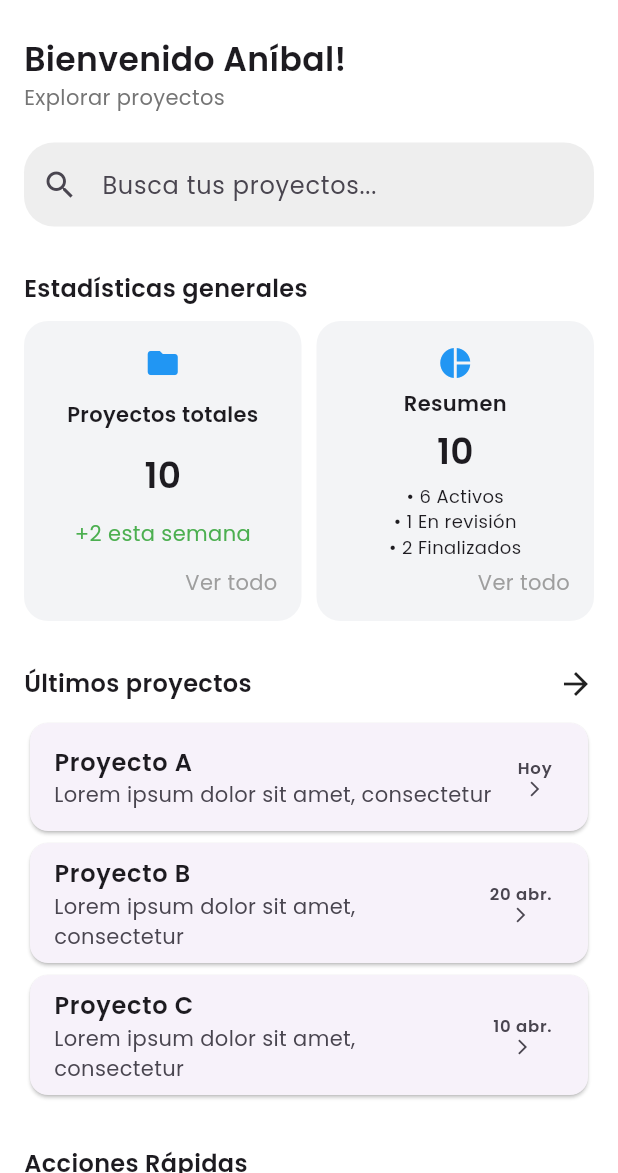
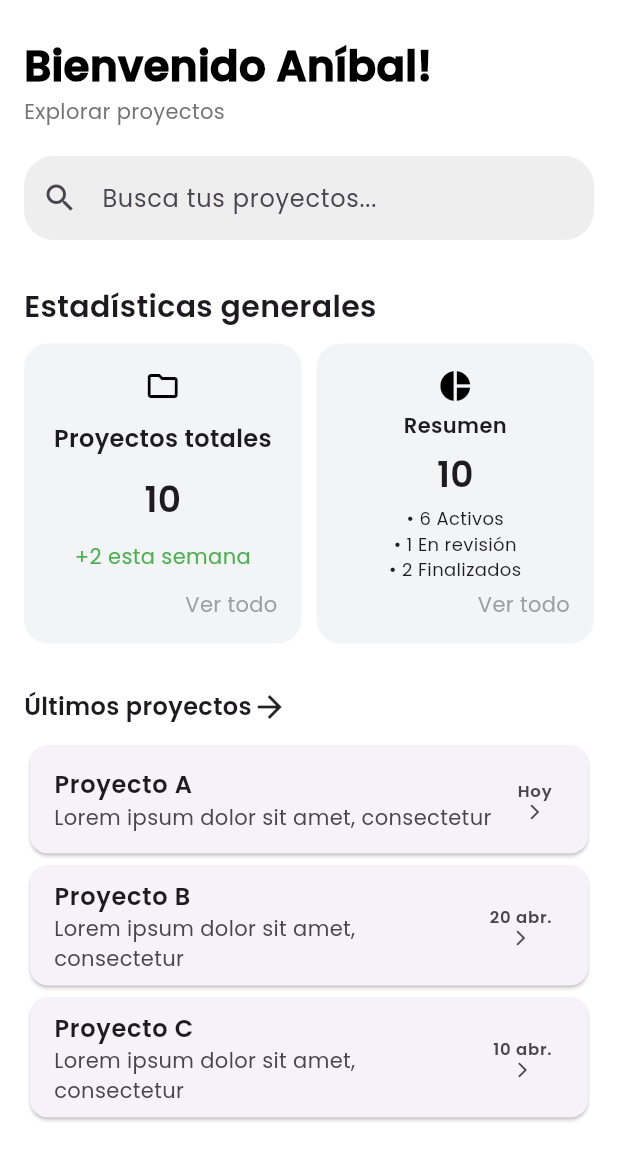
Before and after one commit to AlvaroAceval16/banco_de_proyectos, a Flutter app: the screen it shows after launch, on a phone screen of 412 x 824 dp, the part 63-1236 px from its top. Run offline on Flutter 3.47's test engine with Material 3 defaults, Android fonts, the light colour scheme and no system bars; our stand-ins replace google_fonts.

Commit message:
Ajustar estilos de texto y cambiar la pantalla de inicio a FormularioEmpresa

```diff
--- a/lib/consts/text_styles.dart
+++ b/lib/consts/text_styles.dart
@@ -1,7 +1,7 @@
 import 'package:flutter/material.dart';
 
 final titleStyle = TextStyle(
-  fontSize: 32,
+  fontSize: 28,
   fontWeight: FontWeight.w900,
   color: Colors.black,
 );
--- a/lib/pages/Dashboard_page.dart
+++ b/lib/pages/Dashboard_page.dart
@@ -1,3 +1,4 @@
+import 'package:banco_de_proyectos/consts/text_styles.dart';
 import 'package:flutter/material.dart';
 
 class DashboardScreen extends StatelessWidget {
@@ -31,11 +32,8 @@ class DashboardScreen extends StatelessWidget {
           children: [
             Text(
               "Bienvenido Aníbal!",
-              style: TextStyle(
-                fontSize: 22,
-                fontWeight: FontWeight.bold,
-                fontFamily: 'Poppins',
-              ),
+              style: titleStyle
+
             ),
             Text(
               "Explorar proyectos",
@@ -58,21 +56,21 @@ class DashboardScreen extends StatelessWidget {
               "Estadísticas generales",
               style: TextStyle(
                 fontWeight: FontWeight.bold,
-                fontSize: 16,
+                fontSize: 20,
                 fontFamily: 'Poppins',
               ),
             ),
             SizedBox(height: 10),
             Row(
               children: [
-                _statsCard(Icons.folder, "Proyectos totales", "10", "+2 esta semana"),
+                _statsCard(Icons.folder_outlined, "Proyectos totales", "10", "+2 esta semana"),
                 SizedBox(width: 10),
                 _summaryCard(),
               ],
             ),
             SizedBox(height: 30),
             Row(
-              mainAxisAlignment: MainAxisAlignment.spaceBetween,
+              mainAxisAlignment: MainAxisAlignment.start,
               children: [
                 Text(
                   "Últimos proyectos",
@@ -124,8 +122,8 @@ class DashboardScreen extends StatelessWidget {
         child: Column(
           mainAxisAlignment: MainAxisAlignment.spaceBetween,
           children: [
-            Icon(icon, color: Colors.blue),
-            Text(title, style: TextStyle(fontWeight: FontWeight.bold, fontFamily: 'Poppins')),
+            Icon(icon, color: Colors.black),
+            Text(title, style: TextStyle(fontWeight: FontWeight.bold, fontFamily: 'Poppins', fontSize: 16,)),
             Text(number, style: TextStyle(fontSize: 24, fontWeight: FontWeight.bold, fontFamily: 'Poppins')),
             Text(subtitle, style: TextStyle(color: Colors.green, fontFamily: 'Poppins')),
             Align(
@@ -150,7 +148,7 @@ class DashboardScreen extends StatelessWidget {
         child: Column(
           mainAxisAlignment: MainAxisAlignment.spaceBetween,
           children: [
-            Icon(Icons.pie_chart, color: Colors.blue),
+            Icon(Icons.pie_chart, color: Colors.black),
             Text("Resumen", style: TextStyle(fontWeight: FontWeight.bold, fontFamily: 'Poppins')),
             Text("10", style: TextStyle(fontSize: 24, fontWeight: FontWeight.bold, fontFamily: 'Poppins')),
             Text(
```
